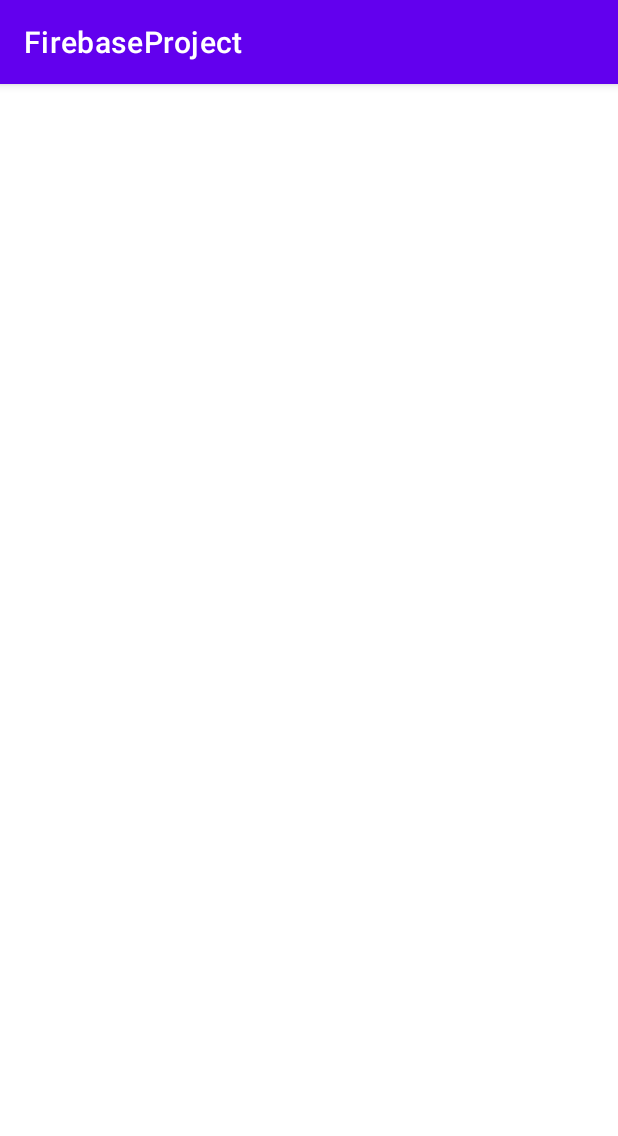
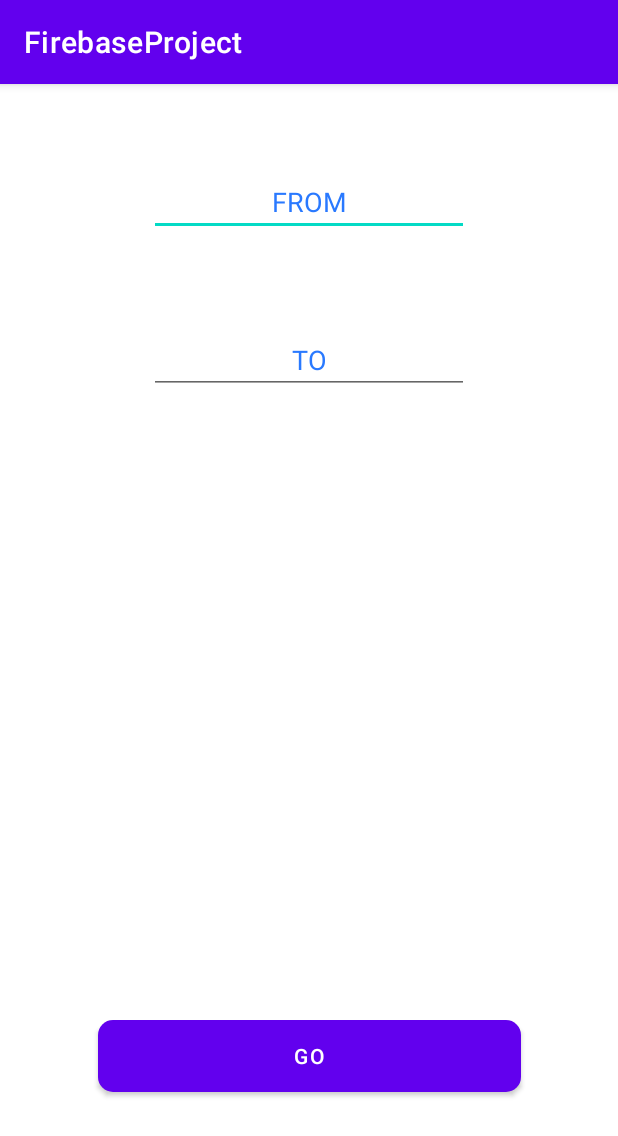
Before and after one commit to kanchon136/FirebaseProject, an Android app: the FromTo screen opened directly, with no data from a screen before it, on a phone screen of 412 x 824 dp. Shown: the top 1136 px of the screen. Run offline under Robolectric (Android 15) with nearby library versions, the phone set to English and light mode, and no system bars.

Commit message:
Some change

```diff
--- a/app/build.gradle
+++ b/app/build.gradle
@@ -36,6 +36,7 @@ dependencies {
     implementation 'androidx.constraintlayout:constraintlayout:2.0.4'
     implementation 'com.google.firebase:firebase-database:19.2.1'
     implementation 'com.google.firebase:firebase-storage:19.1.1'
+    implementation 'com.google.firebase:firebase-firestore:22.1.0'
     testImplementation 'junit:junit:4.+'
     androidTestImplementation 'androidx.test.ext:junit:1.1.2'
     androidTestImplementation 'androidx.test.espresso:espresso-core:3.3.0'
--- a/app/src/main/AndroidManifest.xml
+++ b/app/src/main/AndroidManifest.xml
@@ -9,7 +9,8 @@
         android:roundIcon="@mipmap/ic_launcher_round"
         android:supportsRtl="true"
         android:theme="@style/Theme.FirebaseProject">
-        <activity android:name=".FromTo"></activity>
+        <activity android:name=".Selection_of_Flight"></activity>
+        <activity android:name=".FromTo" />
         <activity android:name=".Delete_Flight" />
         <activity android:name=".FlightDetails" />
         <activity android:name=".Get_Flight_Ticket" />
--- a/app/src/main/java/com/example/firebaseproject/FromTo.java
+++ b/app/src/main/java/com/example/firebaseproject/FromTo.java
@@ -2,13 +2,38 @@ package com.example.firebaseproject;
 
 import androidx.appcompat.app.AppCompatActivity;
 
+import android.content.Intent;
 import android.os.Bundle;
+import android.view.View;
+import android.widget.Button;
+import android.widget.EditText;
 
-public class FromTo extends AppCompatActivity {
+public class FromTo extends AppCompatActivity implements View.OnClickListener {
+    private Button go;
+    private EditText from;
+    private EditText to;
 
     @Override
     protected void onCreate(Bundle savedInstanceState) {
         super.onCreate(savedInstanceState);
         setContentView(R.layout.activity_from_to);
+        go = findViewById(R.id.go);
+        from = findViewById(R.id.from);
+        to = findViewById(R.id.to);
+
+        go.setOnClickListener(this);
+    }
+
+    @Override
+    public void onClick(View v) {
+       Intent inten_prev = getIntent();
+       Passenger passenger = (Passenger) inten_prev.getSerializableExtra("passenger");
+       if(passenger!= null){
+           passenger.setTo_place(to.getText().toString().trim());
+           passenger.setFrom_place(from.getText().toString().trim());
+       }
+       Intent intent = new Intent(FromTo.this, Selection_of_Flight.class);
+       intent.putExtra("passenger", passenger);
+       startActivity(intent);
     }
 }
--- a/app/src/main/res/layout/activity_from_to.xml
+++ b/app/src/main/res/layout/activity_from_to.xml
@@ -6,4 +6,46 @@
     android:layout_height="match_parent"
     tools:context=".FromTo">
 
+    <EditText
+        android:id="@+id/from"
+        android:layout_width="wrap_content"
+        android:layout_height="wrap_content"
+        android:layout_marginTop="56dp"
+        android:ems="10"
+        android:hint="@string/from"
+        android:inputType="textCapWords|textCapCharacters"
+        android:textAlignment="center"
+        android:textColor="#2979FF"
+        android:textColorHint="#2979FF"
+        app:layout_constraintEnd_toEndOf="parent"
+        app:layout_constraintStart_toStartOf="parent"
+        app:layout_constraintTop_toTopOf="parent" />
+
+    <EditText
+        android:id="@+id/to"
+        android:layout_width="wrap_content"
+        android:layout_height="wrap_content"
+        android:layout_marginTop="60dp"
+        android:ems="10"
+        android:hint="@string/to"
+        android:inputType="textCapWords|textCapCharacters"
+        android:textAlignment="center"
+        android:textColor="#2979FF"
+        android:textColorHint="#2979FF"
+        app:layout_constraintEnd_toEndOf="parent"
+        app:layout_constraintStart_toStartOf="parent"
+        app:layout_constraintTop_toBottomOf="@+id/from" />
+
+    <Button
+        android:id="@+id/go"
+        android:layout_width="282dp"
+        android:layout_height="48dp"
+        android:layout_marginBottom="96dp"
+        android:background="@drawable/rounded_buttons"
+        android:text="@string/go"
+        android:textColor="#FFFFFF"
+        app:layout_constraintBottom_toBottomOf="parent"
+        app:layout_constraintEnd_toEndOf="parent"
+        app:layout_constraintStart_toStartOf="parent" />
+
 </androidx.constraintlayout.widget.ConstraintLayout>
```
Also changed, not shown: app/src/main/java/com/example/firebaseproject/FlightDetails.java (+45 -2 lines), app/src/main/java/com/example/firebaseproject/Passenger.java (added, +183 -0 lines), app/src/main/java/com/example/firebaseproject/Selection_of_Flight.java (added, +49 -0 lines), app/src/main/java/com/example/firebaseproject/Showing_Flights.java (+35 -2 lines), app/src/main/res/layout/activity_selection_of__flight.xml (added, +48 -0 lines).
